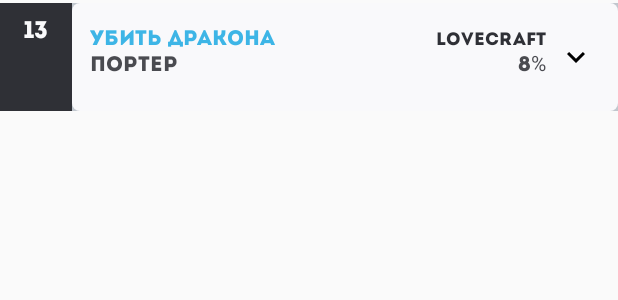
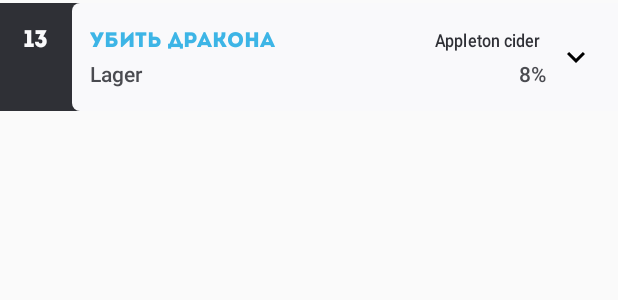
Before and after one commit to alex790/CraftoBar32, an Android app: the layout item_parent.xml on its own in the app's theme, with its tools: preview values and no code run, on a phone screen of 412 x 824 dp. Shown: the top 300 px of the screen. Run offline under Robolectric (Android 15) with nearby library versions, the phone set to English and light mode, and no system bars; network calls fail.

Commit message:
изменения в разметке списка кранов

```diff
--- a/app/src/main/java/craftobar/com/craftobar_32/craftobar/adapters/viewholders/ParentItemViewHolder.java
+++ b/app/src/main/java/craftobar/com/craftobar_32/craftobar/adapters/viewholders/ParentItemViewHolder.java
@@ -26,12 +26,16 @@ public class ParentItemViewHolder extends ParentViewHolder {
 
     @BindView(R.id.tv_number)
     TextView tvNumber;
+
     @BindView(R.id.tv_name)
     TextView tvName;
+
     @BindView(R.id.tv_type)
     TextView tvType;
+
     @BindView(R.id.tv_maker)
     TextView tvMaker;
+
     @BindView(R.id.tv_vol)
     TextView tvVol;
 
--- a/app/src/main/res/layout/item_parent.xml
+++ b/app/src/main/res/layout/item_parent.xml
@@ -5,14 +5,13 @@
     android:layout_height="72dp"
     android:layout_marginBottom="8dp"
     android:layout_marginTop="2dp"
-    android:background="@color/backBeer"
+    android:background="@color/backGroundTaps"
     android:orientation="horizontal">
 
     <LinearLayout
         android:layout_width="48dp"
         android:layout_height="match_parent"
         android:layout_weight="0"
-        android:background="@color/backGroundTaps"
         android:orientation="vertical">
 
         <TextView
@@ -20,7 +19,7 @@
             android:layout_width="wrap_content"
             android:layout_height="wrap_content"
             android:layout_marginLeft="16dp"
-            android:layout_marginTop="8dp"
+            android:layout_marginTop="14dp"
             android:fontFamily="@font/intro"
             android:text="13"
             android:textColor="@color/backBeerTap"
@@ -31,13 +30,13 @@
     <LinearLayout
         android:layout_width="match_parent"
         android:layout_height="match_parent"
+        android:background="@drawable/beer_tap_back_left"
         android:orientation="horizontal">
 
         <LinearLayout
             android:layout_width="match_parent"
             android:layout_height="match_parent"
             android:layout_weight="1"
-            android:background="@drawable/beer_tap_back_left"
             android:orientation="vertical">
 
             <RelativeLayout
@@ -53,8 +52,9 @@
                     android:layout_height="wrap_content"
                     android:layout_alignParentEnd="true"
                     android:layout_alignParentTop="true"
-                    android:fontFamily="@font/intro"
-                    android:text="LOVECRAFT"
+                    android:fontFamily="sans-serif-medium"
+                    android:scaleX="0.9"
+                    android:text="Appleton cider"
                     android:textColor="@color/backGroundTaps"
                     android:textSize="12sp" />
 
@@ -65,7 +65,6 @@
                     android:layout_alignBaseline="@+id/tv_maker"
                     android:layout_alignBottom="@+id/tv_maker"
                     android:layout_marginLeft="4dp"
-                    android:layout_marginRight="4dp"
                     android:layout_marginTop="20dp"
                     android:layout_toStartOf="@+id/tv_maker"
                     android:ellipsize="end"
@@ -83,7 +82,8 @@
 
                 android:layout_gravity="top"
                 android:layout_marginLeft="8dp"
-                android:layout_marginRight="8dp">
+                android:layout_marginRight="8dp"
+                android:layout_marginTop="4dp">
 
                 <TextView
                     android:id="@+id/tv_type"
@@ -94,9 +94,10 @@
                     android:layout_marginRight="4dp"
                     android:layout_toStartOf="@+id/tv_vol"
                     android:ellipsize="end"
-                    android:fontFamily="@font/intro"
+                    android:fontFamily="sans-serif-medium"
+                    android:gravity="left|right"
                     android:maxLines="1"
-                    android:text="ПОРТЕР"
+                    android:text="Lager"
                     android:textColor="@color/textTaps"
                     android:textSize="14sp" />
 
@@ -106,7 +107,7 @@
                     android:layout_height="wrap_content"
                     android:layout_alignParentBottom="false"
                     android:layout_alignParentRight="true"
-                    android:fontFamily="@font/intro"
+                    android:fontFamily="sans-serif-medium"
                     android:text="8%"
                     android:textColor="@color/textTaps"
                     android:textSize="14sp" />
@@ -119,7 +120,6 @@
             android:layout_width="40dp"
             android:layout_height="match_parent"
             android:layout_weight="0"
-            android:background="@drawable/beer_tap_back_right"
             android:gravity="center_vertical|left"
             android:orientation="vertical">
 
--- a/app/src/main/res/values/colors.xml
+++ b/app/src/main/res/values/colors.xml
@@ -5,6 +5,7 @@
     <color name="colorAccent">#FF4081</color>
 
     <color name="backGroundTaps">#2f3036</color>
+    <color name="divider">#152f3036</color>
     <color name="titleTaps">#3db5e6</color>
     <color name="textTaps">#de2f3036</color>
     <color name="statusbar">#000000</color>
```
